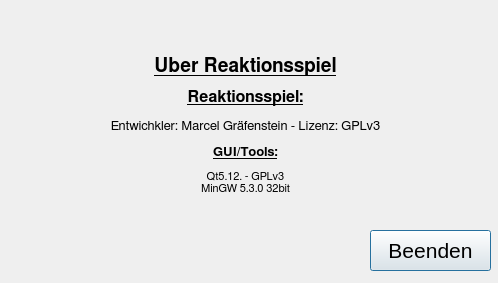
The window that src/gui/dialogs/main/aboutgamedialog.ui (hrafnass/ANTv2) describes before a commit, drawn with Qt 5.
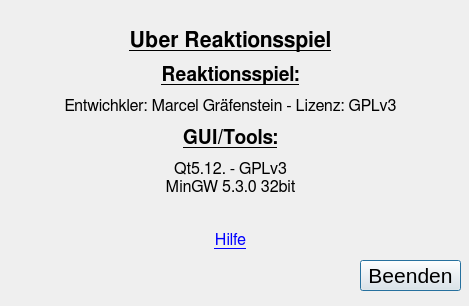
The same window after the commit. Icons and pictures are not drawn.

Commit message: changes the helpdialog into a url in the aboutgamedialog - todo

Diff of the .ui file:
```diff
--- a/src/gui/dialogs/main/aboutgamedialog.ui
+++ b/src/gui/dialogs/main/aboutgamedialog.ui
@@ -6,8 +6,8 @@
    <rect>
     <x>0</x>
     <y>0</y>
-    <width>498</width>
-    <height>283</height>
+    <width>469</width>
+    <height>306</height>
    </rect>
   </property>
   <property name="font">
@@ -25,10 +25,10 @@
   <widget class="QPushButton" name="exitPushButton">
    <property name="geometry">
     <rect>
-     <x>370</x>
-     <y>230</y>
-     <width>121</width>
-     <height>41</height>
+     <x>360</x>
+     <y>260</y>
+     <width>101</width>
+     <height>31</height>
     </rect>
    </property>
    <property name="text">
@@ -38,10 +38,10 @@
   <widget class="QLabel" name="textLabel">
    <property name="geometry">
     <rect>
-     <x>20</x>
+     <x>-20</x>
      <y>20</y>
-     <width>451</width>
-     <height>211</height>
+     <width>501</width>
+     <height>241</height>
     </rect>
    </property>
    <property name="font">
@@ -50,7 +50,7 @@
     </font>
    </property>
    <property name="text">
-    <string>&lt;html&gt;&lt;head/&gt;&lt;body&gt;&lt;p align=&quot;center&quot;&gt;&lt;span style=&quot; font-size:14pt; font-weight:600; text-decoration: underline;&quot;&gt;Über Reaktionsspiel&lt;/span&gt;&lt;/p&gt;&lt;p align=&quot;center&quot;&gt;&lt;span style=&quot; font-size:12pt; font-weight:600; text-decoration: underline;&quot;&gt;Reaktionsspiel:&lt;/span&gt;&lt;/p&gt;&lt;p align=&quot;center&quot;&gt;&lt;span style=&quot; font-size:10pt;&quot;&gt;Entwichkler: Marcel Gräfenstein - Lizenz: GPLv3&lt;/span&gt;&lt;/p&gt;&lt;p align=&quot;center&quot;&gt;&lt;span style=&quot; font-size:10pt; font-weight:600; text-decoration: underline;&quot;&gt;GUI/Tools:&lt;/span&gt;&lt;/p&gt;&lt;p align=&quot;center&quot;&gt;&lt;span style=&quot; font-size:8pt;&quot;&gt;Qt5.12. - GPLv3&lt;br/&gt;MinGW 5.3.0 32bit&lt;/span&gt;&lt;/p&gt;&lt;/body&gt;&lt;/html&gt;</string>
+    <string>&lt;html&gt;&lt;head/&gt;&lt;body&gt;&lt;p align=&quot;center&quot;&gt;&lt;span style=&quot; font-weight:600; text-decoration: underline;&quot;&gt;Über Reaktionsspiel&lt;/span&gt;&lt;/p&gt;&lt;p align=&quot;center&quot;&gt;&lt;span style=&quot; font-size:14pt; font-weight:600; text-decoration: underline;&quot;&gt;Reaktionsspiel:&lt;/span&gt;&lt;/p&gt;&lt;p align=&quot;center&quot;&gt;&lt;span style=&quot; font-size:12pt;&quot;&gt;Entwichkler: Marcel Gräfenstein - Lizenz: GPLv3&lt;/span&gt;&lt;/p&gt;&lt;p align=&quot;center&quot;&gt;&lt;span style=&quot; font-size:14pt; font-weight:600; text-decoration: underline;&quot;&gt;GUI/Tools:&lt;/span&gt;&lt;/p&gt;&lt;p align=&quot;center&quot;&gt;&lt;span style=&quot; font-size:12pt;&quot;&gt;Qt5.12. - GPLv3&lt;br/&gt;MinGW 5.3.0 32bit&lt;/span&gt;&lt;/p&gt;&lt;p align=&quot;center&quot;&gt;&lt;span style=&quot; font-size:10pt;&quot;&gt;&lt;br/&gt;&lt;/span&gt;&lt;a href=&quot;http://Readme/README.pdf&quot;&gt;&lt;span style=&quot; font-size:12pt; text-decoration: underline; color:#0000ff;&quot;&gt;Hilfe&lt;/span&gt;&lt;/a&gt;&lt;/p&gt;&lt;/body&gt;&lt;/html&gt;</string>
    </property>
    <property name="textFormat">
     <enum>Qt::RichText</enum>
```
The commit also changes 4 other files.
